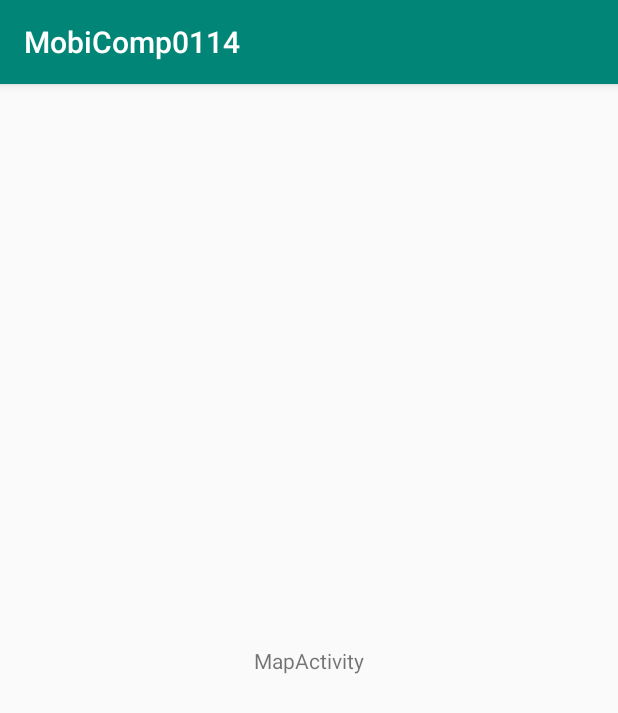
After one commit to youngj719/MobileComputing, an Android app: the MapActivity screen opened directly, with no data from a screen before it, on a phone screen of 412 x 824 dp. The commit adds this screen. Shown: the top 713 px of the screen. Run offline under Robolectric (Android 15) with nearby library versions, the phone set to English and light mode, and no system bars.

Commit message:
Third commit

```diff
--- /dev/null
+++ b/app/src/main/java/com/example/mobicomp0114/MapActivity.kt
@@ -0,0 +1,12 @@
+package com.example.mobicomp0114
+
+import androidx.appcompat.app.AppCompatActivity
+import android.os.Bundle
+
+class MapActivity : AppCompatActivity() {
+
+    override fun onCreate(savedInstanceState: Bundle?) {
+        super.onCreate(savedInstanceState)
+        setContentView(R.layout.activity_map)
+    }
+}
--- /dev/null
+++ b/app/src/main/res/layout/activity_map.xml
@@ -0,0 +1,18 @@
+<?xml version="1.0" encoding="utf-8"?>
+<androidx.constraintlayout.widget.ConstraintLayout xmlns:android="http://schemas.android.com/apk/res/android"
+        xmlns:app="http://schemas.android.com/apk/res-auto"
+        xmlns:tools="http://schemas.android.com/tools"
+        android:layout_width="match_parent"
+        android:layout_height="match_parent"
+        tools:context=".MapActivity">
+
+    <TextView
+            android:id="@+id/maptext"
+            android:layout_width="wrap_content"
+            android:layout_height="wrap_content"
+            android:text="MapActivity"
+            app:layout_constraintBottom_toBottomOf="parent"
+            app:layout_constraintEnd_toEndOf="parent"
+            app:layout_constraintStart_toStartOf="parent"
+            app:layout_constraintTop_toTopOf="parent" />
+</androidx.constraintlayout.widget.ConstraintLayout>
--- /dev/null
+++ b/app/src/main/res/values/dimen.xml
@@ -0,0 +1,5 @@
+<?xml version="1.0" encoding="utf-8"?>
+<resources>
+    <dimen name="standard_66">66dp</dimen>
+    <dimen name="standard_116">132dp</dimen>
+</resources>
```
Also changed, not shown: app/src/main/AndroidManifest.xml (+5 -3 lines), app/src/main/java/com/example/mobicomp0114/MainActivity.kt (+30 -2 lines), app/src/main/java/com/example/mobicomp0114/TimeActivity.kt (added, +12 -0 lines), app/src/main/res/layout/activity_main.xml (+36 -10 lines), app/src/main/res/layout/activity_time.xml (added, +18 -0 lines), build.gradle (+5 -2 lines), app/src/main/res/drawable/add.png (added), app/src/main/res/drawable/map.png (added), app/src/main/res/drawable/time.png (added).
